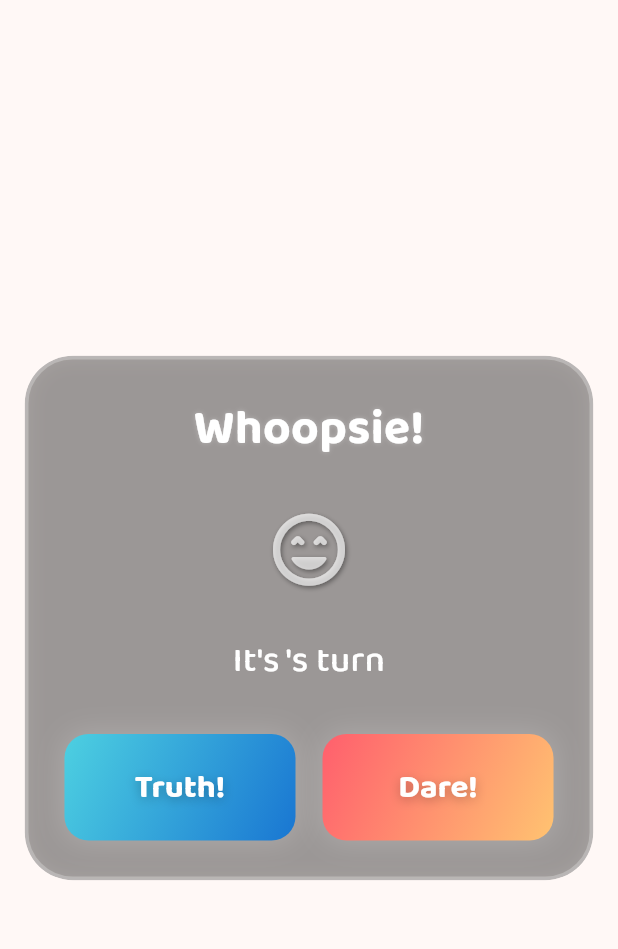
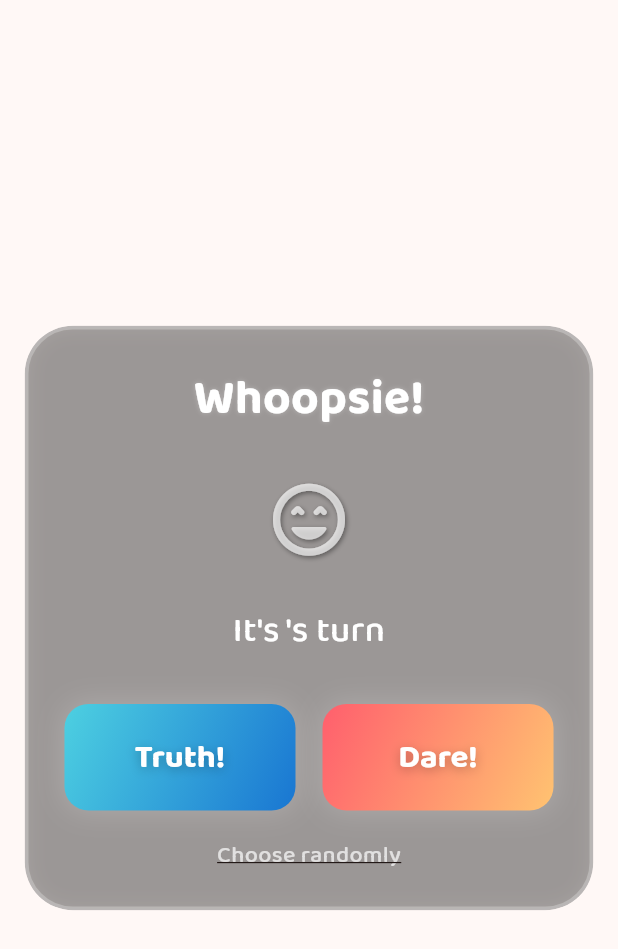
Before and after one commit to Ykpatel5665/Yash, a Flutter app: the _TruthDareDialog widget shown alone on an empty page, opened directly with empty values, on a phone screen of 412 x 824 dp. Shown: the top 949 px of the screen. Run offline on Flutter 3.47's test engine with Material 3 defaults, Android fonts, the phone set to English and light mode, and no system bars; our stand-ins replace auto_size_text, flutter_svg, google_fonts, google_mobile_ads, shared_preferences; accounts and stored records are empty.

Commit message:
Choose Random button added

```diff
--- a/game_app/lib/auto_next_turn_screen.dart
+++ b/game_app/lib/auto_next_turn_screen.dart
@@ -10,6 +10,7 @@ import 'custom_appbar_button.dart';
 import 'player_circle_painter.dart';
 import 'l10n/app_localizations.dart';
 import 'widgets/headers/app_header.dart';
+import 'dart:math' as math; // Import math for random selection
 
 // Convert to StatefulWidget for turn management
 class AutoNextTurnScreen extends StatefulWidget {
@@ -897,6 +898,25 @@ class _TruthDareDialog extends StatelessWidget {
                       ),
                     ],
                   ),
+                  SizedBox(height: 18),
+                  Center(
+                    child: GestureDetector(
+                      onTap: () {
+                        final random = math.Random();
+                        final isTruth = random.nextBool();
+                        Navigator.of(context).pop(isTruth ? 'truth' : 'dare');
+                      },
+                      child: Text(
+                        'Choose randomly',
+                        style: GoogleFonts.baloo2(
+                          fontSize: (screenSize.width * 0.038).clamp(12, 16),
+                          color: Colors.white.withOpacity(0.7),
+                          fontWeight: FontWeight.w500,
+                          decoration: TextDecoration.underline,
+                        ),
+                      ),
+                    ),
+                  ),
                 ],
               ),
             ),
```
Also changed, not shown: game_app/lib/random_turn_screen.dart (+19 -0 lines), game_app/lib/spin_the_bottle_screen.dart (+20 -1 lines).
